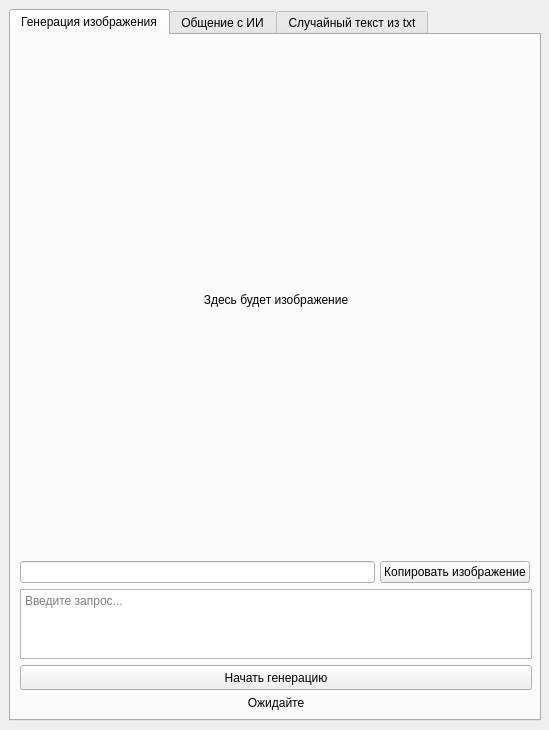
Old version of the form MainWindow.ui in the repository ConstructorI/Jokes_generator.
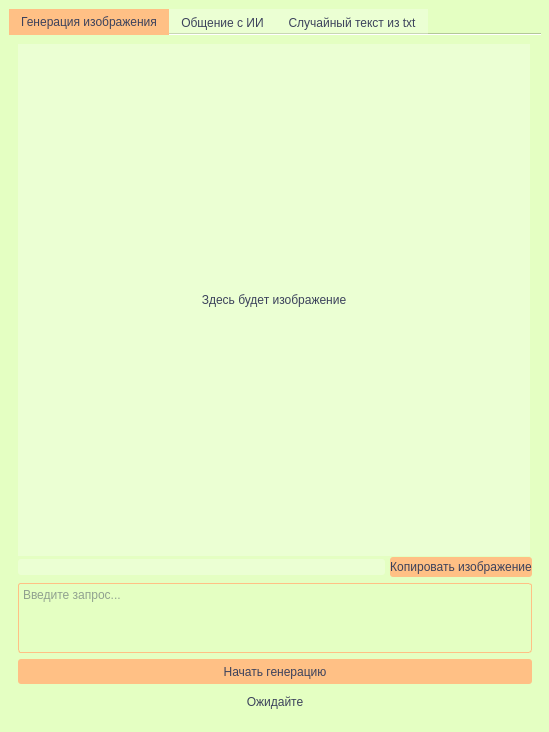
New version of the form. The open tabs and pages were chosen to show the change. Icons and pictures are not drawn.

```diff
--- a/MainWindow.ui
+++ b/MainWindow.ui
@@ -7,7 +7,7 @@
     <x>0</x>
     <y>0</y>
     <width>549</width>
-    <height>730</height>
+    <height>732</height>
    </rect>
   </property>
   <property name="minimumSize">
@@ -19,6 +19,71 @@
   <property name="windowTitle">
    <string>Jokes_generator</string>
   </property>
+  <property name="windowIcon">
+   <iconset resource="res.qrc">
+    <normaloff>:/icon/flower.ico</normaloff>:/icon/flower.ico</iconset>
+  </property>
+  <property name="styleSheet">
+   <string notr="true">QWidget {
+	font: 8pt &quot;Bahnschrift&quot;;
+	color: rgb(60, 66, 92);
+	background-color: rgb(228, 255, 194);
+}
+
+QFrame {
+	color: rgb(60, 66, 92);
+	background-color: rgba(255, 255, 255, 70);
+	border: none;
+}
+
+QLineEdit {
+	border: 1px solid rgb(255, 192, 133);
+	border-radius: 3px;
+	color: rgb(60, 66, 92);
+	background-color: rgb(161, 204, 210);
+}
+
+QLineEdit:hover {
+	border: 2px solid rgba(255, 192, 133, 70);
+}
+
+QLineEdit:focus {
+	border: 2px solid rgb(255, 192, 133);
+}
+
+QPushButton {
+	font: 12pt &quot;Bahnschrift&quot;;
+	border-radius: 3px;
+	color: rgb(60, 66, 92);
+	background-color: rgb(255, 192, 133);
+}
+
+QPushButton:hover {
+	font: 12pt &quot;Bahnschrift&quot;;
+	border: 1px solid rgb(172, 255, 120);
+	border-radius: 3px;
+	color: rgb(60, 66, 92);
+	background-color: rgb(255, 192, 133);
+}
+
+QPushButton:pressed {
+	font: 12pt &quot;Bahnschrift&quot;;
+	color: rgb(60, 66, 92);
+	border: 2px solid rgb(172, 255, 120);
+	background-color: rgb(172, 255, 120);
+}
+
+QPlainTextEdit {
+	font: 10pt &quot;Bahnschrift&quot;;
+    background-color:rgb(228, 255, 194);color:rgb(60, 66, 92);border:1px;border-style:solid;border-color:rgb(255, 192, 133);border-radius: 3px;
+}
+
+QPlainTextEdit:focus {
+	font: 10pt &quot;Bahnschrift&quot;;
+    background-color:rgb(228, 255, 194);color:rgb(60, 66, 92);border:2px;border-style:solid;border-color:rgb(255, 192, 133);border-radius: 3px;
+}
+</string>
+  </property>
   <widget class="QWidget" name="centralwidget">
    <layout class="QGridLayout" name="gridLayout_2">
     <item row="0" column="1">
@@ -29,8 +94,37 @@
         <height>712</height>
        </size>
       </property>
+      <property name="styleSheet">
+       <string notr="true">QTabBar::tab:selected {background: rgb(255, 192, 133);}
+QTabBar::tab {background: rgba(255, 255, 255, 70);}
+</string>
+      </property>
+      <property name="tabPosition">
+       <enum>QTabWidget::TabPosition::North</enum>
+      </property>
+      <property name="tabShape">
+       <enum>QTabWidget::TabShape::Rounded</enum>
+      </property>
       <property name="currentIndex">
-       <number>1</number>
+       <number>0</number>
+      </property>
+      <property name="elideMode">
+       <enum>Qt::TextElideMode::ElideLeft</enum>
+      </property>
+      <property name="usesScrollButtons">
+       <bool>true</bool>
+      </property>
+      <property name="documentMode">
+       <bool>true</bool>
+      </property>
+      <property name="tabsClosable">
+       <bool>false</bool>
+      </property>
+      <property name="movable">
+       <bool>true</bool>
+      </property>
+      <property name="tabBarAutoHide">
+       <bool>false</bool>
       </property>
       <widget class="QWidget" name="tab">
        <attribute name="title">
@@ -93,6 +187,14 @@
               <height>0</height>
              </size>
             </property>
+            <property name="focusPolicy">
+             <enum>Qt::FocusPolicy::NoFocus</enum>
+            </property>
+            <property name="styleSheet">
+             <string notr="true">font: 10pt &quot;Bahnschrift&quot;;
+border: none;
+background-color: rgba(255, 255, 255, 70);</string>
+            </property>
             <property name="readOnly">
              <bool>true</bool>
             </property>
@@ -106,6 +208,12 @@
               <verstretch>0</verstretch>
              </sizepolicy>
             </property>
+            <property name="minimumSize">
+             <size>
+              <width>0</width>
+              <height>20</height>
+             </size>
+            </property>
             <property name="text">
              <string>Копировать изображение</string>
             </property>
@@ -143,6 +251,9 @@
           <property name="text">
            <string>Начать генерацию</string>
           </property>
+          <property name="flat">
+           <bool>false</bool>
+          </property>
          </widget>
         </item>
         <item>
@@ -150,7 +261,7 @@
           <property name="minimumSize">
            <size>
             <width>512</width>
-            <height>0</height>
+            <height>24</height>
            </size>
           </property>
           <property name="maximumSize">
@@ -159,6 +270,11 @@
             <height>24</height>
            </size>
           </property>
+          <property name="styleSheet">
+           <string notr="true">font: 10pt &quot;Bahnschrift&quot;;
+background-color: none;
+border: none;</string>
+          </property>
           <property name="text">
            <string>Ожидайте</string>
           </property>
```
Left out of the diff: 42 changed lines with no effect on the pictures.
